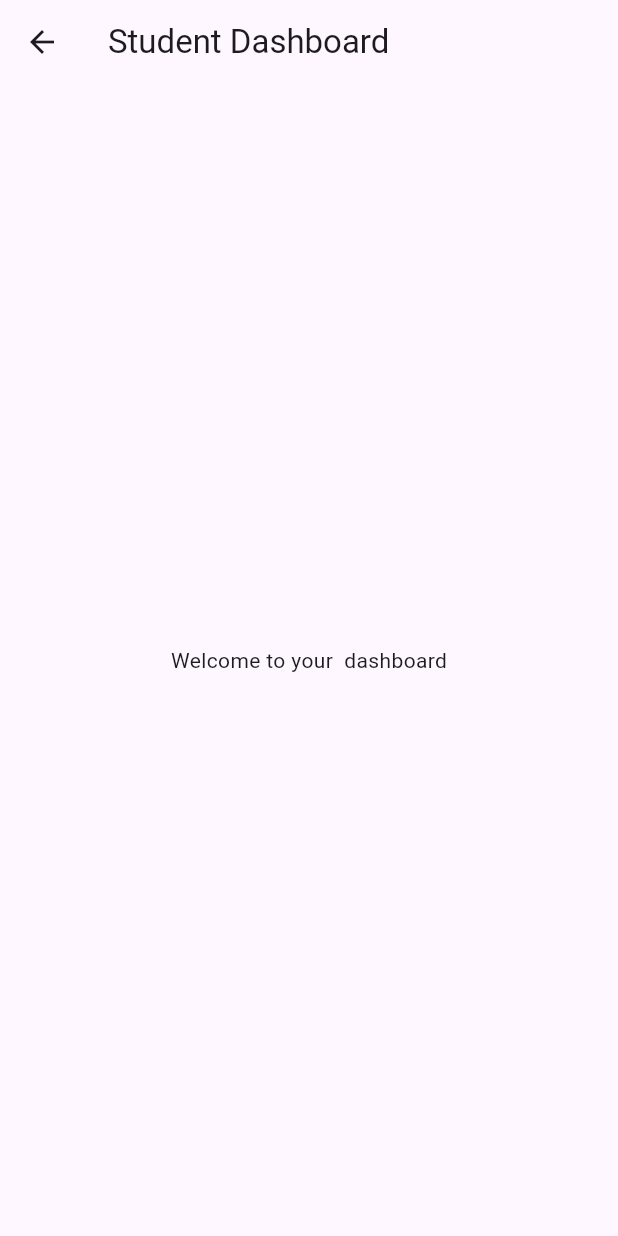
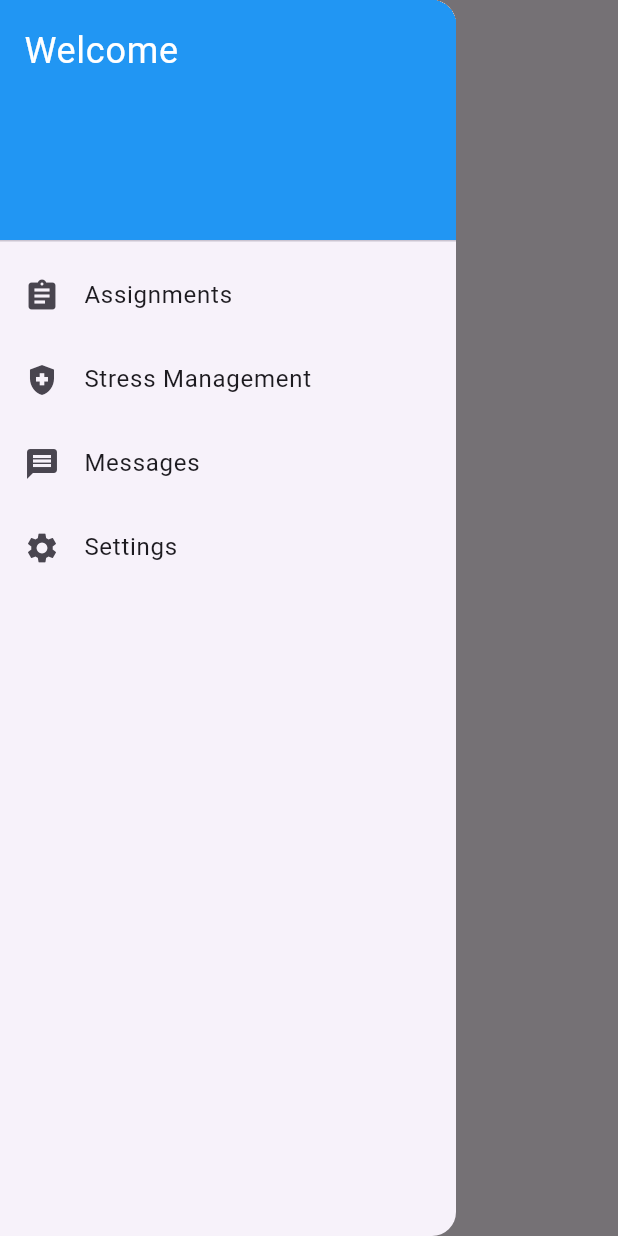
Before and after one commit to RITHVIK1101/Softwaredev, a Flutter app: the StudentScreen screen opened directly with empty values, with the side drawer open (before the commit the screen has no drawer), on a phone screen of 412 x 824 dp. Run offline on Flutter 3.47's test engine with Material 3 defaults, Android fonts, the light colour scheme and no system bars; network calls fail.

Commit message:
more login params, student screen

```diff
--- a/frontend/lib/main.dart
+++ b/frontend/lib/main.dart
@@ -1,8 +1,9 @@
 import 'package:flutter/material.dart';
 import 'login_screen.dart';
-import 'signup_screen.dart';  // Import the SignupScreen
+import 'signup_screen.dart';
 import 'screens/teacher_screen.dart';
 import 'screens/student_screen.dart';
+import 'screens/assignments_screen.dart';
 
 void main() {
   runApp(MyApp());
@@ -16,29 +17,23 @@ class MyApp extends StatelessWidget {
       theme: ThemeData(
         primarySwatch: Colors.blue,
       ),
-      debugShowCheckedModeBanner: false, // Disable the debug banner
       initialRoute: '/',
       routes: {
         '/': (context) => LoginScreen(),
-        '/signup': (context) => SignupScreen(),  // Add the signup route
-      },
-      onGenerateRoute: (settings) {
-        if (settings.name == '/teacher') {
-          final args = settings.arguments as Map<String, String>;
-          return MaterialPageRoute(
-            builder: (context) {
-              return TeacherScreen(token: args['token']!, school: args['school']!);
-            },
-          );
-        } else if (settings.name == '/student') {
-          final args = settings.arguments as Map<String, String>;
-          return MaterialPageRoute(
-            builder: (context) {
-              return StudentScreen(token: args['token']!, school: args['school']!);
-            },
-          );
-        }
-        return null;
+        '/signup': (context) => SignupScreen(),
+        '/teacher': (context) => TeacherScreen(
+          token: ModalRoute.of(context)!.settings.arguments as String,
+          school: ModalRoute.of(context)!.settings.arguments as String,
+          firstName: ModalRoute.of(context)!.settings.arguments as String,
+          lastName: ModalRoute.of(context)!.settings.arguments as String,
+        ),
+        '/student': (context) => StudentScreen(
+          token: ModalRoute.of(context)!.settings.arguments as String,
+          school: ModalRoute.of(context)!.settings.arguments as String,
+          firstName: ModalRoute.of(context)!.settings.arguments as String,
+          lastName: ModalRoute.of(context)!.settings.arguments as String,
+        ),
+        '/assignments': (context) => AssignmentsScreen(),
       },
     );
   }
--- /dev/null
+++ b/frontend/lib/screens/assignments_screen.dart
@@ -0,0 +1,15 @@
+import 'package:flutter/material.dart';
+
+class AssignmentsScreen extends StatelessWidget {
+  @override
+  Widget build(BuildContext context) {
+    return Scaffold(
+      appBar: AppBar(
+        title: Text('Assignments'),
+      ),
+      body: Center(
+        child: Text('List of assignments will be displayed here.'),
+      ),
+    );
+  }
+}
--- a/frontend/lib/screens/student_screen.dart
+++ b/frontend/lib/screens/student_screen.dart
@@ -1,19 +1,87 @@
 import 'package:flutter/material.dart';
 
-class StudentScreen extends StatelessWidget {
+class StudentScreen extends StatefulWidget {
   final String token;
   final String school;
+  final String firstName;
+  final String lastName;
 
-  StudentScreen({required this.token, required this.school});
+  StudentScreen({
+    required this.token,
+    required this.school,
+    required this.firstName,
+    required this.lastName,
+  });
+
+  @override
+  _StudentScreenState createState() => _StudentScreenState();
+}
+
+class _StudentScreenState extends State<StudentScreen> {
+  final GlobalKey<ScaffoldState> _scaffoldKey = GlobalKey<ScaffoldState>();
 
   @override
   Widget build(BuildContext context) {
     return Scaffold(
+      key: _scaffoldKey,
       appBar: AppBar(
-        title: Text('Student Dashboard'),
+        title: Text(widget.school),
+        leading: IconButton(
+          icon: Icon(Icons.menu),
+          onPressed: () {
+            _scaffoldKey.currentState?.openDrawer();
+          },
+        ),
+      ),
+      drawer: Drawer(
+        child: ListView(
+          padding: EdgeInsets.zero,
+          children: <Widget>[
+            DrawerHeader(
+              decoration: BoxDecoration(
+                color: Colors.blue,
+              ),
+              child: Text(
+                'Welcome ${widget.firstName} ${widget.lastName}',
+                style: TextStyle(
+                  color: Colors.white,
+                  fontSize: 24,
+                ),
+              ),
+            ),
+            ListTile(
+              leading: Icon(Icons.assignment),
+              title: Text('Assignments'),
+              onTap: () {
+                Navigator.pushNamed(context, '/assignments');
+              },
+            ),
+            ListTile(
+              leading: Icon(Icons.health_and_safety),
+              title: Text('Stress Management'),
+              onTap: () {
+                // Add navigation to the stress management screen
+              },
+            ),
+            ListTile(
+              leading: Icon(Icons.message),
+              title: Text('Messages'),
+              onTap: () {
+                // Add navigation to the messages screen
+              },
+            ),
+            ListTile(
+              leading: Icon(Icons.settings),
+              title: Text('Settings'),
+              onTap: () {
+                // Add navigation to the settings screen
+              },
+            ),
+          ],
+        ),
       ),
       body: Center(
-        child: Text('Welcome to your $school dashboard'),
+        child: Text('Welcome ${widget.firstName} ${widget.lastName}'),
       ),
     );
   }
```
Also changed, not shown: frontend/lib/auth_service.dart (+52 -53 lines), frontend/lib/login_screen.dart (+24 -10 lines), frontend/lib/screens/teacher_screen.dart (+11 -3 lines), frontend/lib/signup_screen.dart (+54 -2 lines), 1 other file.
